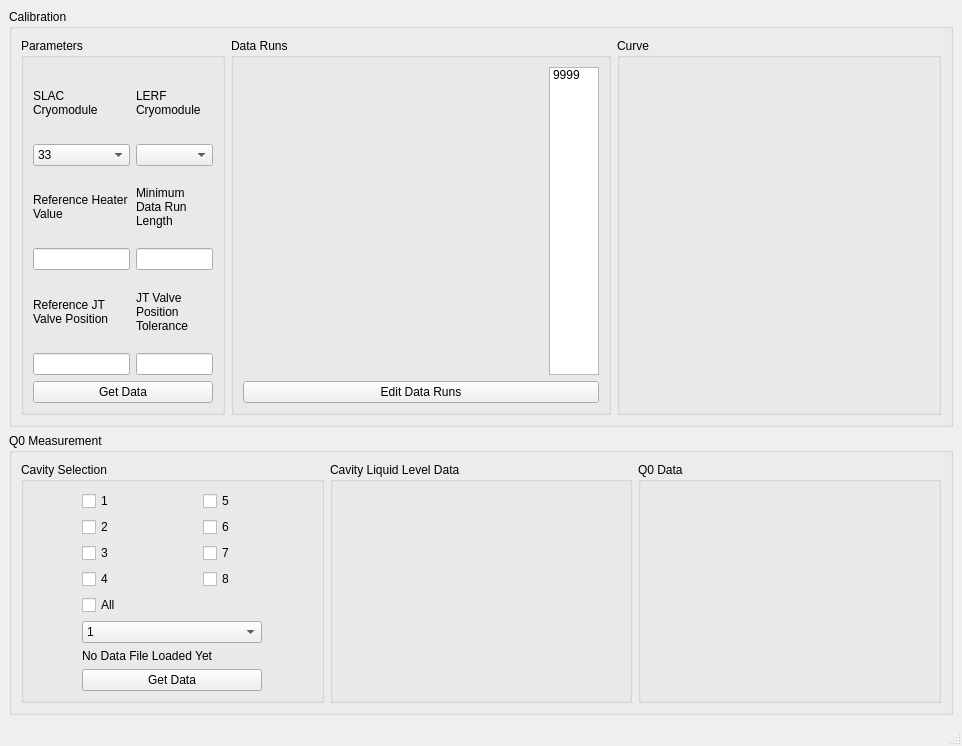
Qt form q0.ui (ssoham/Q0Measurement) before a commit.
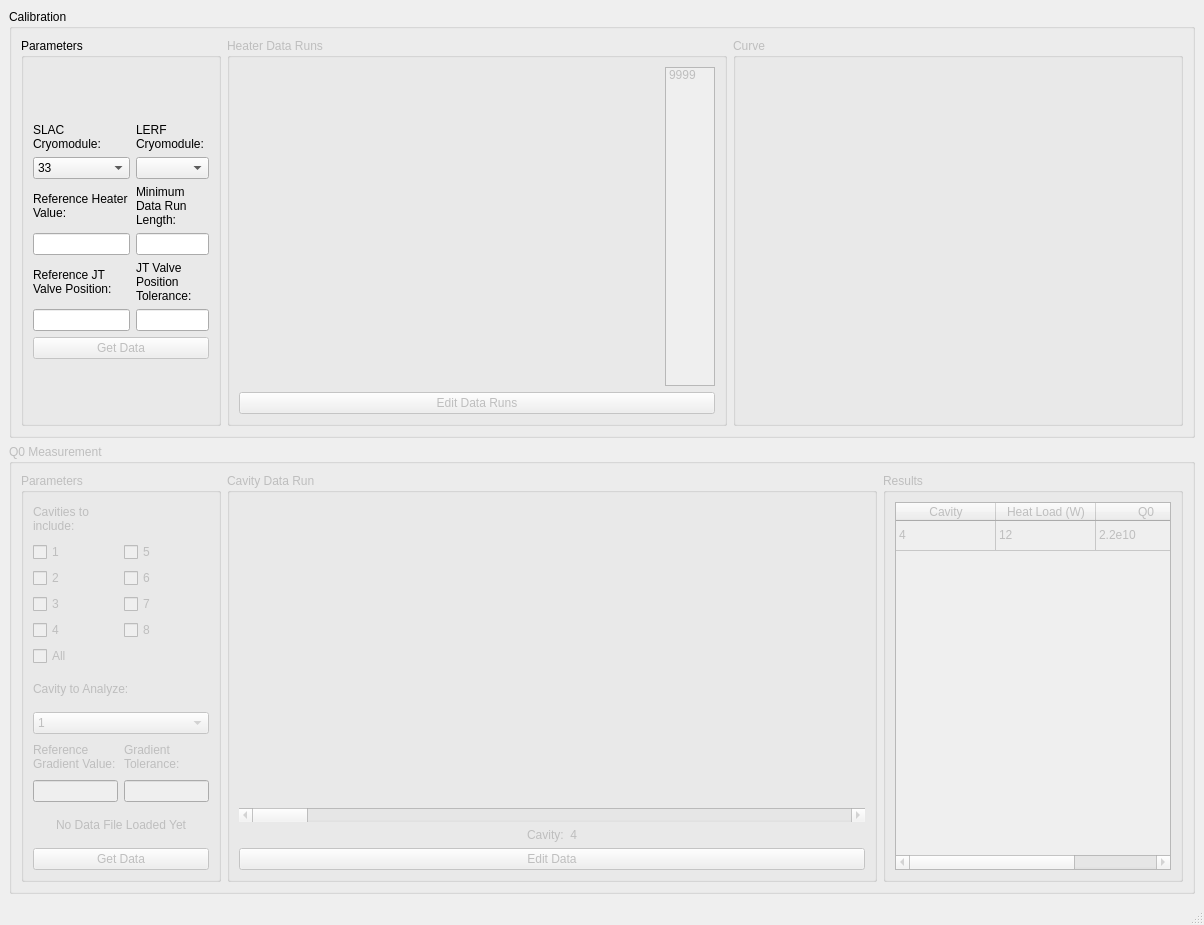
The same form after that commit.

```diff
--- a/q0.ui
+++ b/q0.ui
@@ -6,8 +6,8 @@
    <rect>
     <x>0</x>
     <y>0</y>
-    <width>962</width>
-    <height>746</height>
+    <width>1204</width>
+    <height>925</height>
    </rect>
   </property>
   <property name="windowTitle">
@@ -21,75 +21,11 @@
        <string>Calibration</string>
       </property>
       <layout class="QGridLayout" name="gridLayout_2">
-       <item row="0" column="1">
-        <widget class="QGroupBox" name="calibRunsGroupBox">
-         <property name="title">
-          <string>Data Runs</string>
-         </property>
-         <layout class="QGridLayout" name="gridLayout_11">
-          <item row="0" column="0">
-           <widget class="QWidget" name="widget" native="true">
-            <property name="minimumSize">
-             <size>
-              <width>300</width>
-              <height>300</height>
-             </size>
-            </property>
-           </widget>
-          </item>
-          <item row="0" column="1">
-           <widget class="QListWidget" name="listWidget">
-            <property name="maximumSize">
-             <size>
-              <width>50</width>
-              <height>16777215</height>
-             </size>
-            </property>
-            <item>
-             <property name="text">
-              <string>9999</string>
-             </property>
-            </item>
-           </widget>
-          </item>
-          <item row="1" column="0" colspan="2">
-           <widget class="QPushButton" name="pushButton_2">
-            <property name="text">
-             <string>Edit Data Runs</string>
-            </property>
-           </widget>
-          </item>
-         </layout>
-         <zorder>calibParamGroupBox</zorder>
-         <zorder>widget</zorder>
-         <zorder>pushButton_2</zorder>
-         <zorder>listWidget</zorder>
-        </widget>
-       </item>
-       <item row="0" column="2">
-        <widget class="QGroupBox" name="calibCurveGroupBox">
-         <property name="title">
-          <string>Curve</string>
-         </property>
-         <layout class="QGridLayout" name="gridLayout_12">
-          <item row="0" column="0">
-           <widget class="QWidget" name="widget_2" native="true">
-            <property name="minimumSize">
-             <size>
-              <width>300</width>
-              <height>300</height>
-             </size>
-            </property>
-           </widget>
-          </item>
-         </layout>
-        </widget>
-       </item>
        <item row="0" column="0">
         <widget class="QGroupBox" name="calibParamGroupBox">
          <property name="maximumSize">
           <size>
-           <width>16777215</width>
+           <width>200</width>
            <height>16777215</height>
           </size>
          </property>
@@ -97,10 +33,16 @@
           <string>Parameters</string>
          </property>
          <layout class="QGridLayout" name="gridLayout_10">
-          <item row="0" column="0">
+          <item row="1" column="0">
            <layout class="QGridLayout" name="gridLayout_4">
             <item row="0" column="0">
              <widget class="QLabel" name="label">
+              <property name="sizePolicy">
+               <sizepolicy hsizetype="Preferred" vsizetype="Minimum">
+                <horstretch>0</horstretch>
+                <verstretch>0</verstretch>
+               </sizepolicy>
+              </property>
               <property name="maximumSize">
                <size>
                 <width>16777215</width>
@@ -108,7 +50,7 @@
                </size>
               </property>
               <property name="text">
-               <string>SLAC Cryomodule</string>
+               <string>SLAC Cryomodule:</string>
               </property>
               <property name="wordWrap">
                <bool>true</bool>
@@ -126,10 +68,16 @@
             </item>
            </layout>
           </item>
-          <item row="0" column="1">
+          <item row="1" column="1">
            <layout class="QGridLayout" name="gridLayout_5">
             <item row="0" column="0">
              <widget class="QLabel" name="label_5">
+              <property name="sizePolicy">
+               <sizepolicy hsizetype="Preferred" vsizetype="Minimum">
+                <horstretch>0</horstretch>
+                <verstretch>0</verstretch>
+               </sizepolicy>
+              </property>
               <property name="maximumSize">
                <size>
                 <width>16777215</width>
@@ -137,7 +85,7 @@
                </size>
               </property>
               <property name="text">
-               <string>LERF Cryomodule</string>
+               <string>LERF Cryomodule:</string>
               </property>
               <property name="wordWrap">
                <bool>true</bool>
@@ -149,7 +97,7 @@
             </item>
            </layout>
           </item>
-          <item row="1" column="0">
+          <item row="2" column="0">
            <layout class="QGridLayout" name="gridLayout_6">
             <item row="0" column="0">
              <widget class="QLabel" name="label_3">
@@ -160,7 +108,7 @@
                </size>
               </property>
               <property name="text">
-               <string>Reference Heater Value</string>
+               <string>Reference Heater Value:</string>
               </property>
               <property name="wordWrap">
                <bool>true</bool>
@@ -172,7 +120,7 @@
             </item>
            </layout>
           </item>
-          <item row="1" column="1">
+          <item row="2" column="1">
            <layout class="QGridLayout" name="gridLayout_7">
             <item row="0" column="0">
              <widget class="QLabel" name="label_4">
@@ -183,7 +131,7 @@
                </size>
               </property>
               <property name="text">
-               <string>Minimum Data Run Length</string>
+               <string>Minimum Data Run Length:</string>
               </property>
               <property name="wordWrap">
                <bool>true</bool>
@@ -195,7 +143,7 @@
             </item>
            </layout>
           </item>
-          <item row="2" column="0">
+          <item row="3" column="0">
            <layout class="QGridLayout" name="gridLayout_8">
             <item row="1" column="0">
              <widget class="QLineEdit" name="lineEdit_3"/>
@@ -209,7 +157,7 @@
                </size>
               </property>
               <property name="text">
-               <string>Reference JT Valve Position</string>
+               <string>Reference JT Valve Position:</string>
               </property>
               <property name="wordWrap">
                <bool>true</bool>
@@ -218,7 +166,7 @@
             </item>
            </layout>
           </item>
-          <item row="2" column="1">
+          <item row="3" column="1">
            <layout class="QGridLayout" name="gridLayout_9">
             <item row="0" column="0">
              <widget class="QLabel" name="label_7">
@@ -229,7 +177,7 @@
                </size>
               </property>
               <property name="text">
-               <string>JT Valve Position Tolerance</string>
+               <string>JT Valve Position Tolerance:</string>
               </property>
               <property name="wordWrap">
                <bool>true</bool>
@@ -241,24 +189,124 @@
             </item>
            </layout>
           </item>
-          <item row="3" column="0" colspan="2">
+          <item row="5" column="0" colspan="2">
            <widget class="QPushButton" name="pushButton">
+            <property name="enabled">
+             <bool>false</bool>
+            </property>
             <property name="text">
              <string>Get Data</string>
             </property>
            </widget>
           </item>
+          <item row="0" column="0">
+           <spacer name="verticalSpacer">
+            <property name="orientation">
+             <enum>Qt::Vertical</enum>
+            </property>
+            <property name="sizeHint" stdset="0">
+             <size>
+              <width>20</width>
+              <height>40</height>
+             </size>
+            </property>
+           </spacer>
+          </item>
+          <item row="6" column="0">
+           <spacer name="verticalSpacer_2">
+            <property name="orientation">
+             <enum>Qt::Vertical</enum>
+            </property>
+            <property name="sizeHint" stdset="0">
+             <size>
+              <width>20</width>
+              <height>40</height>
+             </size>
+            </property>
+           </spacer>
+          </item>
          </layout>
-         <zorder>comboBox</zorder>
-         <zorder>lineEdit</zorder>
-         <zorder>label</zorder>
-         <zorder>label_3</zorder>
-         <zorder>layoutWidget</zorder>
-         <zorder>layoutWidget_2</zorder>
-         <zorder>layoutWidget_3</zorder>
-         <zorder>layoutWidget_4</zorder>
-         <zorder>label_6</zorder>
-         <zorder>pushButton</zorder>
+        </widget>
+       </item>
+       <item row="0" column="1">
+        <widget class="QGroupBox" name="calibRunsGroupBox">
+         <property name="enabled">
+          <bool>false</bool>
+         </property>
+         <property name="title">
+          <string>Heater Data Runs</string>
+         </property>
+         <layout class="QGridLayout" name="gridLayout_11">
+          <item row="0" column="0">
+           <widget class="QWidget" name="widget" native="true">
+            <property name="sizePolicy">
+             <sizepolicy hsizetype="Expanding" vsizetype="Expanding">
+              <horstretch>0</horstretch>
+              <verstretch>0</verstretch>
+             </sizepolicy>
+            </property>
+            <property name="minimumSize">
+             <size>
+              <width>420</width>
+              <height>300</height>
+             </size>
+            </property>
+           </widget>
+          </item>
+          <item row="0" column="1">
+           <widget class="QListWidget" name="listWidget">
+            <property name="maximumSize">
+             <size>
+              <width>50</width>
+              <height>16777215</height>
+             </size>
+            </property>
+            <item>
+             <property name="text">
+              <string>9999</string>
+             </property>
+            </item>
+           </widget>
+          </item>
+          <item row="1" column="0" colspan="2">
+           <widget class="QPushButton" name="pushButton_2">
+            <property name="text">
+             <string>Edit Data Runs</string>
+            </property>
+           </widget>
+          </item>
+         </layout>
+         <zorder>widget</zorder>
+         <zorder>pushButton_2</zorder>
+         <zorder>listWidget</zorder>
+        </widget>
+       </item>
+       <item row="0" column="2">
+        <widget class="QGroupBox" name="calibCurveGroupBox">
+         <property name="enabled">
+          <bool>false</bool>
+         </property>
+         <property name="title">
+          <string>Curve</string>
+         </property>
+         <layout class="QGridLayout" name="gridLayout_12">
+          <item row="0" column="0">
+           <widget class="QWidget" name="widget_2" native="true">
+            <property name="sizePolicy">
+             <sizepolicy hsizetype="Expanding" vsizetype="Expanding">
+              <horstretch>0</horstretch>
+              <verstretch>0</verstretch>
+             </sizepolicy>
+            </property>
+            <property name="minimumSize">
+             <size>
+              <width>420</width>
+              <height>300</height>
+             </size>
+            </property>
+           </widget>
+          </item>
+         </layout>
         </widget>
        </item>
       </layout>
@@ -266,17 +314,169 @@
     </item>
     <item row="1" column="0">
      <widget class="QGroupBox" name="q0GroupBox">
+      <property name="enabled">
+       <bool>false</bool>
+      </property>
       <property name="title">
        <string>Q0 Measurement</string>
       </property>
       <layout class="QGridLayout" name="gridLayout_3">
+       <item row="0" column="1">
+        <widget class="QGroupBox" name="groupBox">
+         <property name="title">
+          <string>Cavity Data Run</string>
+         </property>
+         <layout class="QGridLayout" name="gridLayout_14">
+          <item row="0" column="0">
+           <widget class="QWidget" name="widget_3" native="true">
+            <property name="sizePolicy">
+             <sizepolicy hsizetype="Expanding" vsizetype="Expanding">
+              <horstretch>0</horstretch>
+              <verstretch>0</verstretch>
+             </sizepolicy>
+            </property>
+            <property name="minimumSize">
+             <size>
+              <width>420</width>
+              <height>300</height>
+             </size>
+            </property>
+            <zorder>cavSelectGroupBox</zorder>
+           </widget>
+          </item>
+          <item row="1" column="0">
+           <widget class="QScrollBar" name="horizontalScrollBar">
+            <property name="orientation">
+             <enum>Qt::Horizontal</enum>
+            </property>
+           </widget>
+          </item>
+          <item row="2" column="0">
+           <widget class="QLabel" name="label_8">
+            <property name="text">
+             <string>Cavity:  4</string>
+            </property>
+            <property name="alignment">
+             <set>Qt::AlignCenter</set>
+            </property>
+           </widget>
+          </item>
+          <item row="3" column="0">
+           <widget class="QPushButton" name="pushButton_4">
+            <property name="text">
+             <string>Edit Data</string>
+            </property>
+           </widget>
+          </item>
+         </layout>
+        </widget>
+       </item>
+       <item row="0" column="2">
+        <widget class="QGroupBox" name="groupBox_2">
+         <property name="maximumSize">
+          <size>
+           <width>300</width>
+           <height>16777215</height>
+          </size>
+         </property>
+         <property name="title">
+          <string>Results</string>
+         </property>
+         <layout class="QGridLayout" name="gridLayout_15">
+          <item row="0" column="0">
+           <widget class="QTableWidget" name="tableWidget">
+            <property name="sortingEnabled">
+             <bool>false</bool>
+            </property>
+            <attribute name="horizontalHeaderCascadingSectionResizes">
+             <bool>false</bool>
+            </attribute>
+            <attribute name="horizontalHeaderDefaultSectionSize">
+             <number>100</number>
+            </attribute>
+            <attribute name="horizontalHeaderMinimumSectionSize">
+             <number>27</number>
+            </attribute>
+            <attribute name="horizontalHeaderStretchLastSection">
+             <bool>true</bool>
+            </attribute>
+            <attribute name="verticalHeaderVisible">
+             <bool>false</bool>
+            </attribute>
+            <attribute name="verticalHeaderVisible">
+             <bool>false</bool>
+            </attribute>
+            <attribute name="horizontalHeaderStretchLastSection">
+             <bool>true</bool>
+            </attribute>
+            <attribute name="horizontalHeaderCascadingSectionResizes">
+             <bool>false</bool>
+            </attribute>
+            <attribute name="horizontalHeaderMinimumSectionSize">
+             <number>27</number>
+            </attribute>
+            <attribute name="horizontalHeaderDefaultSectionSize">
+             <number>100</number>
+            </attribute>
+            <row>
+             <property name="text">
+              <string/>
+             </property>
+            </row>
+            <column>
+             <property name="text">
+              <string>Cavity</string>
+             </property>
+            </column>
+            <column>
+             <property name="text">
+              <string>Heat Load (W)</string>
+             </property>
+            </column>
+            <column>
+             <property name="text">
+              <string>Q0</string>
+             </property>
+            </column>
+            <item row="0" column="0">
+             <property name="text">
+              <string>4</string>
+             </property>
+            </item>
+            <item row="0" column="1">
+             <property name="text">
+              <string>12</string>
+             </property>
+            </item>
+            <item row="0" column="2">
+             <property name="text">
+              <string>2.2e10</string>
+             </property>
+            </item>
+           </widget>
+          </item>
+         </layout>
+        </widget>
+       </item>
        <item row="0" column="0">
         <widget class="QGroupBox" name="cavSelectGroupBox">
+         <property name="sizePolicy">
+          <sizepolicy hsizetype="Expanding" vsizetype="Preferred">
+           <horstretch>0</horstretch>
+           <verstretch>0</verstretch>
+          </sizepolicy>
+         </property>
+         <property name="maximumSize">
+          <size>
+           <width>200</width>
+           <height>16777215</height>
+          </size>
+         </property>
          <property name="title">
-          <string>Cavity Selection</string>
+          <string>Parameters</string>
          </property>
          <layout class="QGridLayout" name="gridLayout_13">
-          <item row="0" column="0">
+          <item row="3" column="0">
            <widget class="QCheckBox" name="checkBox">
             <property name="maximumSize">
              <size>
@@ -289,7 +489,7 @@
             </property>
            </widget>
           </item>
-          <item row="8" column="0" colspan="2">
+          <item row="14" column="0" colspan="2">
            <widget class="QComboBox" name="comboBox_2">
             <item>
              <property name="text">
@@ -298,14 +498,14 @@
             </item>
            </widget>
           </item>
-          <item row="10" column="0" colspan="2">
+          <item row="18" column="0" colspan="2">
            <widget class="QPushButton" name="pushButton_3">
             <property name="text">
              <string>Get Data</string>
             </property>
            </widget>
           </item>
-          <item row="1" column="1">
+          <item row="4" column="1">
            <widget class="QCheckBox" name="checkBox_6">
             <property name="maximumSize">
              <size>
@@ -318,7 +518,7 @@
             </property>
            </widget>
           </item>
-          <item row="4" column="1">
+          <item row="7" column="1">
            <widget class="QCheckBox" name="checkBox_4">
             <property name="maximumSize">
              <size>
@@ -331,7 +531,7 @@
             </property>
            </widget>
           </item>
-          <item row="2" column="0">
+          <item row="5" column="0">
            <widget class="QCheckBox" name="checkBox_3">
             <property name="maximumSize">
              <size>
@@ -344,7 +544,7 @@
             </property>
            </widget>
           </item>
-          <item row="1" column="0">
+          <item row="4" column="0">
            <widget class="QCheckBox" name="checkBox_2">
             <property name="maximumSize">
              <size>
@@ -357,11 +557,11 @@
             </property>
            </widget>
           </item>
-          <item row="7" column="0">
+          <item row="10" column="0" colspan="2">
            <widget class="QCheckBox" name="checkBox_9">
             <property name="maximumSize">
              <size>
-              <width>50</width>
+              <width>16777215</width>
               <height>16777215</height>
              </size>
             </property>
@@ -373,14 +573,20 @@
             </property>
            </widget>
           </item>
-          <item row="9" column="0" colspan="2">
+          <item row="17" column="0" colspan="2">
            <widget class="QLabel" name="label_2">
             <property name="text">
              <string>No Data File Loaded Yet</string>
             </property>
+            <property name="alignment">
+             <set>Qt::AlignCenter</set>
+            </property>
+            <property name="wordWrap">
+             <bool>true</bool>
+            </property>
            </widget>
           </item>
-          <item row="4" column="0">
+          <item row="7" column="0">
            <widget class="QCheckBox" name="checkBox_8">
             <property name="maximumSize">
              <size>
@@ -393,7 +599,7 @@
             </property>
            </widget>
           </item>
-          <item row="2" column="1">
+          <item row="5" column="1">
            <widget class="QCheckBox" name="checkBox_5">
             <property name="maximumSize">
              <size>
@@ -406,7 +612,7 @@
             </property>
            </widget>
           </item>
-          <item row="0" column="1">
+          <item row="3" column="1">
            <widget class="QCheckBox" name="checkBox_7">
             <property name="maximumSize">
              <size>
@@ -419,23 +625,64 @@
             </property>
            </widget>
           </item>
+          <item row="13" column="0" colspan="2">
+           <widget class="QLabel" name="label_9">
+            <property name="sizePolicy">
+             <sizepolicy hsizetype="Preferred" vsizetype="Minimum">
+              <horstretch>0</horstretch>
+              <verstretch>0</verstretch>
+             </sizepolicy>
+            </property>
+            <property name="text">
+             <string>Cavity to Analyze:</string>
+            </property>
+           </widget>
+          </item>
+          <item row="2" column="0">
+           <widget class="QLabel" name="label_10">
+            <property name="sizePolicy">
+             <sizepolicy hsizetype="Preferred" vsizetype="Minimum">
+              <horstretch>0</horstretch>
+              <verstretch>0</verstretch>
+             </sizepolicy>
+            </property>
+            <property name="text">
+             <string>Cavities to include:</string>
+            </property>
+            <property name="wordWrap">
+             <bool>true</bool>
+            </property>
+           </widget>
+          </item>
+          <item row="15" column="0">
+           <widget class="QLabel" name="label_11">
+            <property name="text">
+             <string>Reference Gradient Value:</string>
+            </property>
+            <property name="wordWrap">
+             <bool>true</bool>
+            </property>
+           </widget>
+          </item>
+          <item row="16" column="0">
+           <widget class="QLineEdit" name="lineEdit_5"/>
+          </item>
+          <item row="15" column="1">
+           <widget class="QLabel" name="label_12">
+            <property name="text">
+             <string>Gradient Tolerance:</string>
+            </property>
+            <property name="wordWrap">
+             <bool>true</bool>
+            </property>
+           </widget>
+          </item>
+          <item row="16" column="1">
+           <widget class="QLineEdit" name="lineEdit_6"/>
+          </item>
          </layout>
         </widget>
        </item>
-       <item row="0" column="1">
-        <widget class="QGroupBox" name="cavDataGroupBox">
-         <property name="title">
-          <string>Cavity Liquid Level Data</string>
-         </property>
-        </widget>
-       </item>
-       <item row="0" column="2">
-        <widget class="QGroupBox" name="q0DataGroupBox">
-         <property name="title">
-          <string>Q0 Data</string>
-         </property>
-        </widget>
-       </item>
       </layout>
      </widget>
     </item>
```
Left out of the diff: 4 changed lines with no effect on the pictures.
